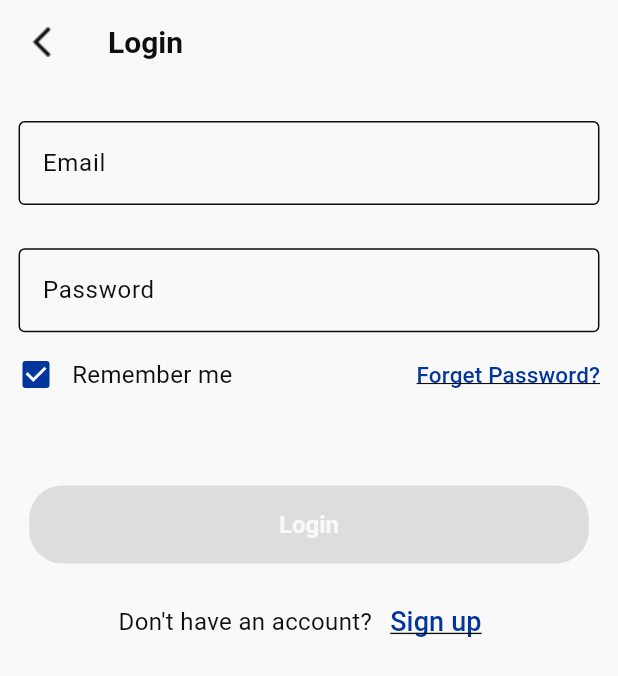
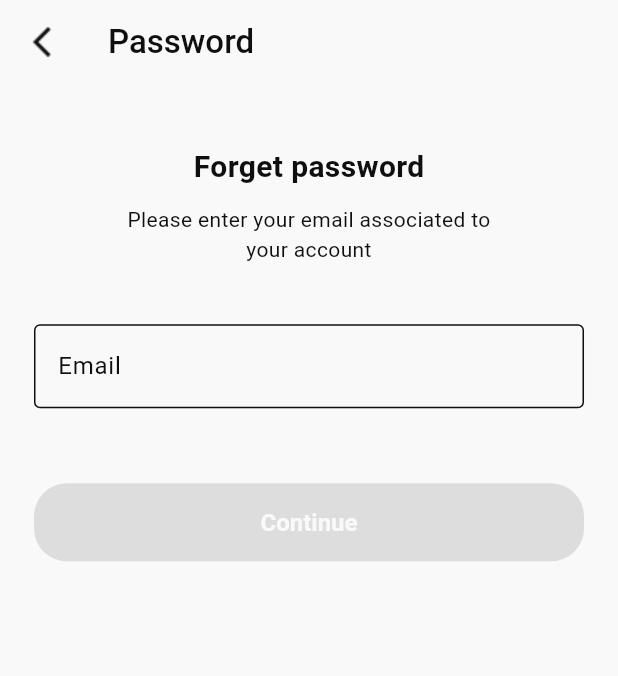
Before and after one commit to moyasser20/online_exam_app, a Flutter app: the screen it shows after launch, after a tap on "Forget Password?", on a phone screen of 412 x 824 dp. Shown: the top 676 px of the screen. Run offline on Flutter 3.47's test engine with Material 3 defaults, Android fonts, the phone set to English and light mode, and no system bars; our stand-ins replace flutter_otp_text_field.

Commit message:
finish the Forget Password UI

```diff
--- a/lib/core/routes/app_routes.dart
+++ b/lib/core/routes/app_routes.dart
@@ -2,5 +2,8 @@
 
   static const String login="/login";
   static const String SignUp="/SignUp";
+  static const String forgetPassword="/forgetPassword";
+  static const String emailVarification="/emailVarification";
   static const String profile="/profile";
+  static const String ResetPasswordScreen="/ResetPasswordScreen";
 }
--- a/lib/core/routes/routes.dart
+++ b/lib/core/routes/routes.dart
@@ -1,8 +1,11 @@
 import 'package:flutter/material.dart';
 import 'package:online_exam_app/core/routes/app_routes.dart';
+import 'package:online_exam_app/features/forgetPassword/presentation/views/screens/email_varificationScreen.dart';
+import 'package:online_exam_app/features/forgetPassword/presentation/views/screens/forgertPasswordScreen.dart';
 import 'package:online_exam_app/features/login/presentation/views/screens/login.dart';
 
 import '../../features/Profile/presentation/views/screens/profile_Screen.dart';
+import '../../features/forgetPassword/presentation/views/screens/ResetPassword.dart';
 import '../../features/signUp/presentation/views/screens/signUp.dart';
 
 abstract class Routes {
@@ -16,6 +19,13 @@
       case AppRoutes.SignUp:
         return MaterialPageRoute(builder: (context) => const SignupScreen());
 
+      case AppRoutes.forgetPassword:
+        return MaterialPageRoute(builder: (context) => const ForgetPasswordScreen());
+      case AppRoutes.emailVarification:
+        return MaterialPageRoute(builder: (context) => const EmailVerificationScreen());
+      case AppRoutes.ResetPasswordScreen:
+        return MaterialPageRoute(builder: (context) => const ResetPasswordScreen());
+
       case AppRoutes.profile:
         return MaterialPageRoute(builder: (context) => const ProfileScreen());
       default:
--- /dev/null
+++ b/lib/features/forgetPassword/presentation/views/screens/forgertPasswordScreen.dart
@@ -0,0 +1,104 @@
+import 'package:flutter/material.dart';
+import 'package:online_exam_app/core/Assets/app_assets.dart';
+import 'package:online_exam_app/core/Widgets/Custome_Elevated_Button.dart';
+import 'package:online_exam_app/core/Widgets/custom_text_field.dart';
+import 'package:online_exam_app/core/extensions/extensions.dart';
+import 'package:online_exam_app/core/routes/app_routes.dart';
+import 'package:online_exam_app/core/theme/app_colors.dart';
+import 'package:online_exam_app/features/login/presentation/views/screens/login.dart';
+
+import '../../../../../core/extensions/validations.dart';
+
+class ForgetPasswordScreen extends StatefulWidget {
+  const ForgetPasswordScreen({super.key});
+
+  @override
+  State<ForgetPasswordScreen> createState() => _ForgetPasswordScreenState();
+}
+
+class _ForgetPasswordScreenState extends State<ForgetPasswordScreen> {
+  final GlobalKey<FormState> _formState = GlobalKey<FormState>();
+  final TextEditingController _emailController = TextEditingController();
+
+  bool isFormValid = false;
+
+  @override
+  void initState() {
+    super.initState();
+    _emailController.addListener(() {
+      final isValid = Validations.validateEmail(_emailController.text);
+      if (isFormValid != isValid) {
+        setState(() {
+          isFormValid = isValid;
+        });
+      }
+    });
+  }
+
+  @override
+  void dispose() {
+    _emailController.dispose();
+    super.dispose();
+  }
+
+  @override
+  Widget build(BuildContext context) {
+    return Scaffold(
+      appBar: AppBar(
+        leading: IconButton(
+          onPressed: () => Navigator.pop(context),
+          icon: Image.asset(AppAssets.ArrowIcon),
+        ),
+        title: Text(
+          "Password",
+          style: TextStyle(
+            color: AppColors.black,
+            fontWeight: FontWeight.w500,
+          ),
+        ),
+      ),
+      body: Form(
+        key: _formState,
+        child: Column(
+          mainAxisAlignment: MainAxisAlignment.start,
+          crossAxisAlignment: CrossAxisAlignment.center,
+          children: [
+            const Text(
+              "Forget password",
+              style: TextStyle(fontWeight: FontWeight.w600, fontSize: 20),
+            ),
+            const SizedBox(height: 10),
+            const Text("Please enter your email associated to\nyour account", textAlign: TextAlign.center),
+            const SizedBox(height: 40),
+            CustomeTextFormField(
+              controller: _emailController,
+              validator: (value) {
+                if (value == null || value.isEmpty) {
+                  return "Email is required";
+                }
+                if (!Validations.validateEmail(value)) {
+                  return "This Email is not valid";
+                }
+                return null;
+              },
+              label: "Email",
+              hint: "Enter your email",
+            ),
+            const SizedBox(height: 50),
+            CustomeElevatedButton(
+              text: "Continue",
+              onPressed: isFormValid
+                  ? () {
+                if (_formState.currentState!.validate()) {
+                  Navigator.pushNamed(context, AppRoutes.emailVarification);
+                }
+              }
+                  : null,
+              color: isFormValid ? AppColors.blue : Colors.grey,
+            )
+          ],
+        ).setHorizontalAndVerticalPadding(context, 0.055, 0.05),
+      ),
+    );
+  }
+}
--- a/lib/features/login/presentation/views/screens/login.dart
+++ b/lib/features/login/presentation/views/screens/login.dart
@@ -114,7 +114,9 @@
                   ],
                 ),
                 TextButton(
-                  onPressed: () {},
+                  onPressed: () {
+                    Navigator.of(context).pushReplacementNamed(AppRoutes.forgetPassword);
+                  },
                   child: const Text(
                     "Forget Password?",
                     style: TextStyle(
--- a/pubspec.yaml
+++ b/pubspec.yaml
@@ -28,8 +28,11 @@
 # the latest version available on pub.dev. To see which dependencies have newer
 # versions available, run `flutter pub outdated`.
 dependencies:
+
   flutter:
     sdk: flutter
+  flutter_otp_text_field:
+
 
   # The following adds the Cupertino Icons font to your application.
   # Use with the CupertinoIcons class for iOS style icons.
```
Also changed, not shown: lib/features/forgetPassword/presentation/views/screens/ResetPassword.dart (added, +81 -0 lines), lib/features/forgetPassword/presentation/views/screens/email_varificationScreen.dart (added, +107 -0 lines), lib/features/signUp/presentation/views/login.dart (added), pubspec.lock.
